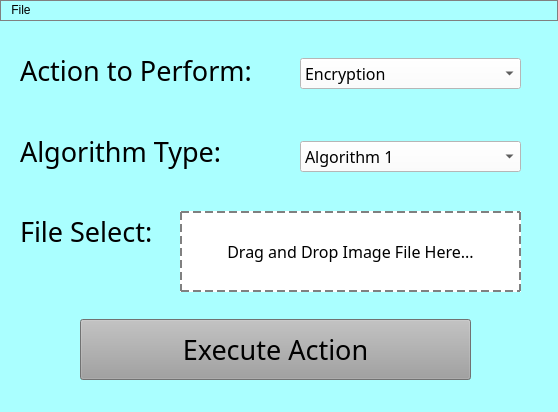
Before: the Qt Designer form src/mainwindow.ui in terrytosh/image-encryptor, drawn with Qt 5.
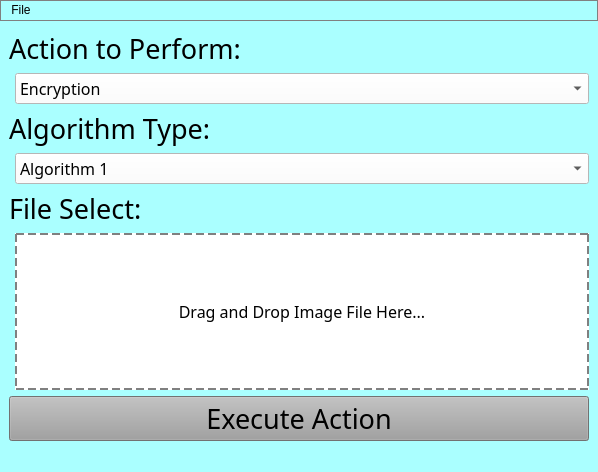
After: the same form once the commit is applied.

Commit message: Set QMainWindow to a form layout...

Patch:
```diff
--- a/src/mainwindow.ui
+++ b/src/mainwindow.ui
@@ -6,8 +6,8 @@
    <rect>
     <x>0</x>
     <y>0</y>
-    <width>558</width>
-    <height>412</height>
+    <width>598</width>
+    <height>472</height>
    </rect>
   </property>
   <property name="sizePolicy">
@@ -35,15 +35,9 @@
    <property name="acceptDrops">
     <bool>false</bool>
    </property>
+   <layout class="QFormLayout" name="formLayout">
+    <item row="0" column="0" colspan="2">
    <widget class="QLabel" name="input_label_1">
-    <property name="geometry">
-     <rect>
-      <x>20</x>
-      <y>19</y>
-      <width>271</width>
-      <height>61</height>
-     </rect>
-    </property>
     <property name="font">
      <font>
       <family>Calibri Light</family>
@@ -54,53 +48,9 @@
      <string>Action to Perform:</string>
     </property>
    </widget>
-   <widget class="QLabel" name="input_label_2">
-    <property name="geometry">
-     <rect>
-      <x>20</x>
-      <y>100</y>
-      <width>271</width>
-      <height>61</height>
-     </rect>
-    </property>
-    <property name="font">
-     <font>
-      <family>Calibri Light</family>
-      <pointsize>20</pointsize>
-     </font>
-    </property>
-    <property name="text">
-     <string>Algorithm Type:</string>
-    </property>
-   </widget>
-   <widget class="QLabel" name="input_label_3">
-    <property name="geometry">
-     <rect>
-      <x>20</x>
-      <y>180</y>
-      <width>271</width>
-      <height>61</height>
-     </rect>
-    </property>
-    <property name="font">
-     <font>
-      <family>Calibri Light</family>
-      <pointsize>20</pointsize>
-     </font>
-    </property>
-    <property name="text">
-     <string>File Select:</string>
-    </property>
-   </widget>
+    </item>
+    <item row="1" column="1">
    <widget class="QComboBox" name="action_selection_box">
-    <property name="geometry">
-     <rect>
-      <x>300</x>
-      <y>37</y>
-      <width>221</width>
-      <height>31</height>
-     </rect>
-    </property>
     <property name="font">
      <font>
       <family>Calibri Light</family>
@@ -130,15 +80,22 @@
      </property>
     </item>
    </widget>
+    </item>
+    <item row="2" column="0" colspan="2">
+     <widget class="QLabel" name="input_label_2">
+      <property name="font">
+       <font>
+        <family>Calibri Light</family>
+        <pointsize>20</pointsize>
+       </font>
+      </property>
+      <property name="text">
+       <string>Algorithm Type:</string>
+      </property>
+     </widget>
+    </item>
+    <item row="3" column="1">
    <widget class="QComboBox" name="algorithm_selection_box">
-    <property name="geometry">
-     <rect>
-      <x>300</x>
-      <y>120</y>
-      <width>221</width>
-      <height>31</height>
-     </rect>
-    </property>
     <property name="font">
      <font>
       <family>Calibri Light</family>
@@ -172,48 +129,14 @@
      </property>
     </item>
    </widget>
-   <widget class="QPushButton" name="execute_action_button">
-    <property name="geometry">
-     <rect>
-      <x>80</x>
-      <y>298</y>
-      <width>391</width>
-      <height>61</height>
-     </rect>
-    </property>
-    <property name="font">
-     <font>
-      <family>Calibri Light</family>
-      <pointsize>20</pointsize>
-     </font>
-    </property>
-    <property name="focusPolicy">
-     <enum>Qt::ClickFocus</enum>
-    </property>
-    <property name="autoFillBackground">
-     <bool>false</bool>
-    </property>
-    <property name="styleSheet">
-     <string notr="true">background-color: rgb(159, 159, 159);</string>
-    </property>
-    <property name="text">
-     <string>Execute Action</string>
-    </property>
-    <property name="default">
-     <bool>false</bool>
-    </property>
-    <property name="flat">
-     <bool>false</bool>
-    </property>
-   </widget>
+    </item>
+    <item row="5" column="1">
    <widget class="QLabel" name="drag_and_drop_label">
-    <property name="geometry">
-     <rect>
-      <x>180</x>
-      <y>190</y>
-      <width>341</width>
-      <height>81</height>
-     </rect>
+      <property name="sizePolicy">
+       <sizepolicy hsizetype="Preferred" vsizetype="Preferred">
+        <horstretch>0</horstretch>
+        <verstretch>1</verstretch>
+       </sizepolicy>
     </property>
     <property name="font">
      <font>
@@ -235,6 +158,49 @@
      <set>Qt::AlignCenter</set>
     </property>
    </widget>
+    </item>
+    <item row="4" column="0" colspan="2">
+     <widget class="QLabel" name="input_label_3">
+      <property name="font">
+       <font>
+        <family>Calibri Light</family>
+        <pointsize>20</pointsize>
+       </font>
+      </property>
+      <property name="text">
+       <string>File Select:</string>
+      </property>
+     </widget>
+    </item>
+    <item row="7" column="0" colspan="2">
+     <widget class="QPushButton" name="execute_action_button">
+      <property name="font">
+       <font>
+        <family>Calibri Light</family>
+        <pointsize>20</pointsize>
+       </font>
+      </property>
+      <property name="focusPolicy">
+       <enum>Qt::ClickFocus</enum>
+      </property>
+      <property name="autoFillBackground">
+       <bool>false</bool>
+      </property>
+      <property name="styleSheet">
+       <string notr="true">background-color: rgb(159, 159, 159);</string>
+      </property>
+      <property name="text">
+       <string>Execute Action</string>
+      </property>
+      <property name="default">
+       <bool>false</bool>
+      </property>
+      <property name="flat">
+       <bool>false</bool>
+      </property>
+     </widget>
+    </item>
+   </layout>
   </widget>
   <widget class="QStatusBar" name="statusbar"/>
   <widget class="QMenuBar" name="menuBar">
@@ -242,7 +208,7 @@
     <rect>
      <x>0</x>
      <y>0</y>
-     <width>558</width>
+     <width>598</width>
      <height>24</height>
     </rect>
    </property>
```
Lines whose indentation alone changed are shown as unchanged.
